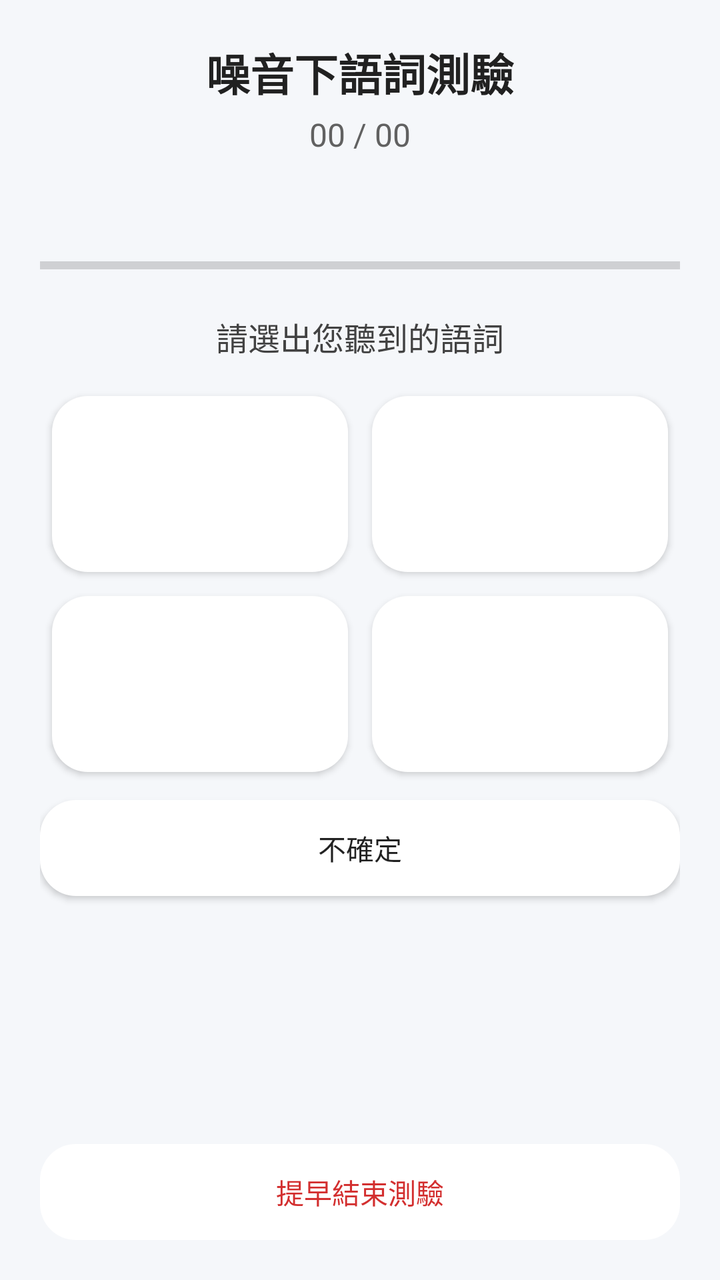
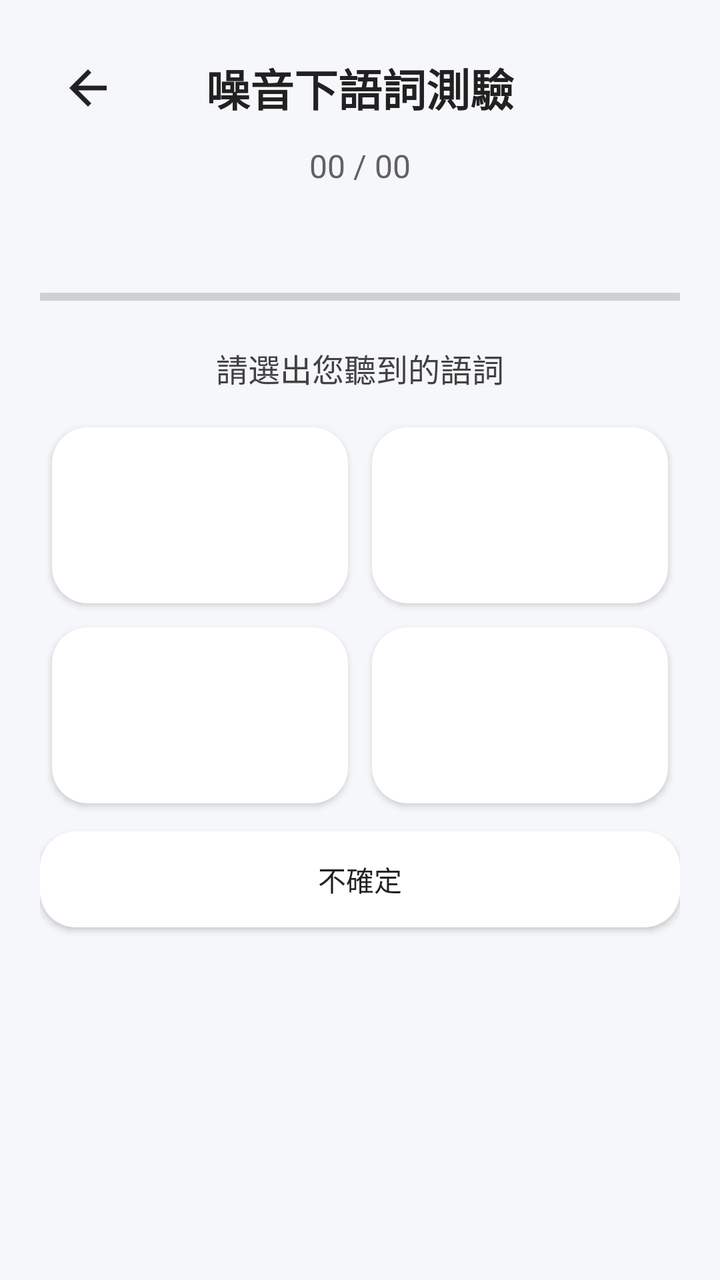

Compare the two renders of this Android layout. The source of the first and the diff that turns it into the second are given below.
<!-- AndroidManifest.xml: activity theme Theme.AppCompat.Light.NoActionBar -->
<!-- res/layout/activity_ssn_test.xml -->
<?xml version="1.0" encoding="utf-8"?>
<LinearLayout xmlns:android="http://schemas.android.com/apk/res/android"
    android:layout_width="match_parent"
    android:layout_height="match_parent"
    android:orientation="vertical"
    android:padding="20dp"
    android:fitsSystemWindows="true"
    android:background="#F5F7FA">

    <TextView
        android:layout_width="wrap_content"
        android:layout_height="wrap_content"
        android:layout_gravity="center_horizontal"
        android:text="噪音下語詞測驗"
        android:textSize="22sp"
        android:textStyle="bold"
        android:textColor="#212121" />

    <TextView
        android:id="@+id/textViewSsnQuestionCount"
        android:layout_width="wrap_content"
        android:layout_height="wrap_content"
        android:layout_gravity="center_horizontal"
        android:layout_marginTop="4dp"
        android:text="00 / 00"
        android:textSize="16sp"
        android:textColor="#616161" />

    <TextView
        android:id="@+id/textViewSsnSnr"
        android:layout_width="wrap_content"
        android:layout_height="wrap_content"
        android:layout_gravity="center_horizontal"
        android:text=""
        android:textSize="14sp"
        android:textColor="#1976D2" />

    <TextView
        android:id="@+id/textViewSsnDspStatus"
        android:layout_width="wrap_content"
        android:layout_height="wrap_content"
        android:layout_gravity="center_horizontal"
        android:layout_marginTop="2dp"
        android:text=""
        android:textSize="13sp"
        android:textStyle="bold" />

    <ProgressBar
        android:id="@+id/progressBarSsn"
        style="?android:attr/progressBarStyleHorizontal"
        android:layout_width="match_parent"
        android:layout_height="wrap_content"
        android:layout_marginTop="8dp" />

    <TextView
        android:layout_width="wrap_content"
        android:layout_height="wrap_content"
        android:layout_gravity="center_horizontal"
        android:layout_marginTop="16dp"
        android:text="請選出您聽到的語詞"
        android:textSize="16sp"
        android:textColor="#424242" />

    <GridLayout
        android:layout_width="match_parent"
        android:layout_height="wrap_content"
        android:layout_marginTop="12dp"
        android:columnCount="2"
        android:rowCount="2">

        <Button
            android:id="@+id/buttonSsnOption1"
            android:layout_width="0dp"
            android:layout_height="88dp"
            android:layout_columnWeight="1"
            android:layout_margin="6dp"
            android:textSize="22sp"
        android:background="@drawable/rounded_button" />

        <Button
            android:id="@+id/buttonSsnOption2"
            android:layout_width="0dp"
            android:layout_height="88dp"
            android:layout_columnWeight="1"
            android:layout_margin="6dp"
            android:textSize="22sp"
        android:background="@drawable/rounded_button" />

        <Button
            android:id="@+id/buttonSsnOption3"
            android:layout_width="0dp"
            android:layout_height="88dp"
            android:layout_columnWeight="1"
            android:layout_margin="6dp"
            android:textSize="22sp"
        android:background="@drawable/rounded_button" />

        <Button
            android:id="@+id/buttonSsnOption4"
            android:layout_width="0dp"
            android:layout_height="88dp"
            android:layout_columnWeight="1"
            android:layout_margin="6dp"
            android:textSize="22sp"
        android:background="@drawable/rounded_button" />
    </GridLayout>

    <Button
        android:id="@+id/buttonSsnNotSure"
        android:layout_width="match_parent"
        android:layout_height="wrap_content"
        android:layout_marginTop="8dp"
        android:text="不確定"
        android:background="@drawable/rounded_button" />

    <View
        android:layout_width="match_parent"
        android:layout_height="0dp"
        android:layout_weight="1" />

    <Button
        android:id="@+id/buttonSsnEndEarly"
        android:layout_width="match_parent"
        android:layout_height="wrap_content"
        android:text="提早結束測驗"
        style="?android:attr/borderlessButtonStyle"
        android:textColor="#D32F2F"
        android:background="@drawable/rounded_button" />

</LinearLayout>
<!-- resources referenced by this layout -->
<resources>
  <!-- drawable rounded_button (drawable) -->
  <?xml version="1.0" encoding="utf-8"?>
  <shape xmlns:android="http://schemas.android.com/apk/res/android"
      android:shape="rectangle">
      <solid android:color="#FFFFFF" />
      <corners android:radius="18dp" />
  </shape>
</resources>

<!-- the commit's change to res/layout/activity_ssn_test.xml (unified diff, before → after) -->
@@ -7,14 +7,28 @@
     android:fitsSystemWindows="true"
     android:background="#F5F7FA">
 
-    <TextView
-        android:layout_width="wrap_content"
-        android:layout_height="wrap_content"
-        android:layout_gravity="center_horizontal"
-        android:text="噪音下語詞測驗"
-        android:textSize="22sp"
-        android:textStyle="bold"
-        android:textColor="#212121" />
+    <FrameLayout
+        android:layout_width="match_parent"
+        android:layout_height="wrap_content">
+
+        <ImageButton
+            android:id="@+id/buttonSsnBack"
+            android:layout_width="48dp"
+            android:layout_height="48dp"
+            android:layout_gravity="start|center_vertical"
+            android:src="@drawable/ic_arrow_back"
+            android:contentDescription="結束並返回"
+            android:background="?android:attr/selectableItemBackgroundBorderless" />
+
+        <TextView
+            android:layout_width="wrap_content"
+            android:layout_height="wrap_content"
+            android:layout_gravity="center"
+            android:text="噪音下語詞測驗"
+            android:textSize="22sp"
+            android:textStyle="bold"
+            android:textColor="#212121" />
+    </FrameLayout>
 
     <TextView
         android:id="@+id/textViewSsnQuestionCount"
@@ -113,18 +127,4 @@
         android:text="不確定"
         android:background="@drawable/rounded_button" />
 
-    <View
-        android:layout_width="match_parent"
-        android:layout_height="0dp"
-        android:layout_weight="1" />
-
-    <Button
-        android:id="@+id/buttonSsnEndEarly"
-        android:layout_width="match_parent"
-        android:layout_height="wrap_content"
-        android:text="提早結束測驗"
-        style="?android:attr/borderlessButtonStyle"
-        android:textColor="#D32F2F"
-        android:background="@drawable/rounded_button" />
-
 </LinearLayout>
<!-- resource entries referenced after the edit -->
@@ -1,5 +1,17 @@
 <!-- resources referenced by this layout -->
 <resources>
+  <!-- drawable ic_arrow_back (drawable) -->
+  <?xml version="1.0" encoding="utf-8"?>
+  <vector xmlns:android="http://schemas.android.com/apk/res/android"
+      android:width="28dp"
+      android:height="28dp"
+      android:viewportWidth="24"
+      android:viewportHeight="24"
+      android:tint="#212121">
+      <path
+          android:fillColor="@android:color/white"
+          android:pathData="M20,11H7.83l5.59,-5.59L12,4l-8,8 8,8 1.41,-1.41L7.83,13H20v-2z" />
+  </vector>
   <!-- drawable rounded_button (drawable) -->
   <?xml version="1.0" encoding="utf-8"?>
   <shape xmlns:android="http://schemas.android.com/apk/res/android"
